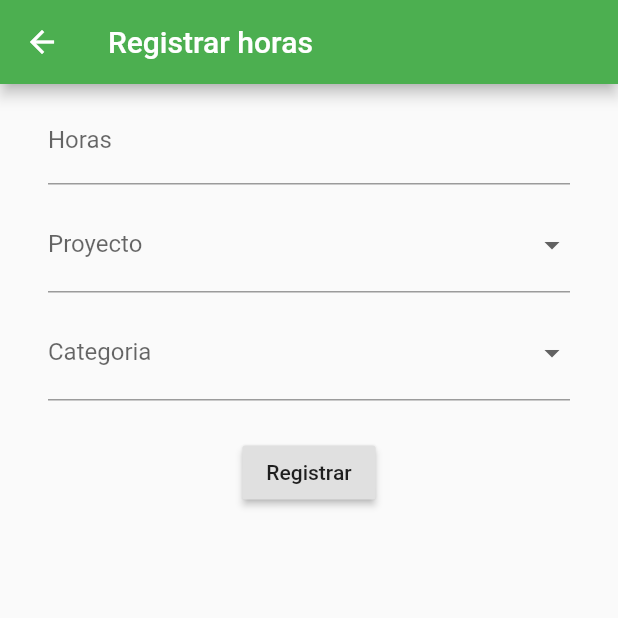
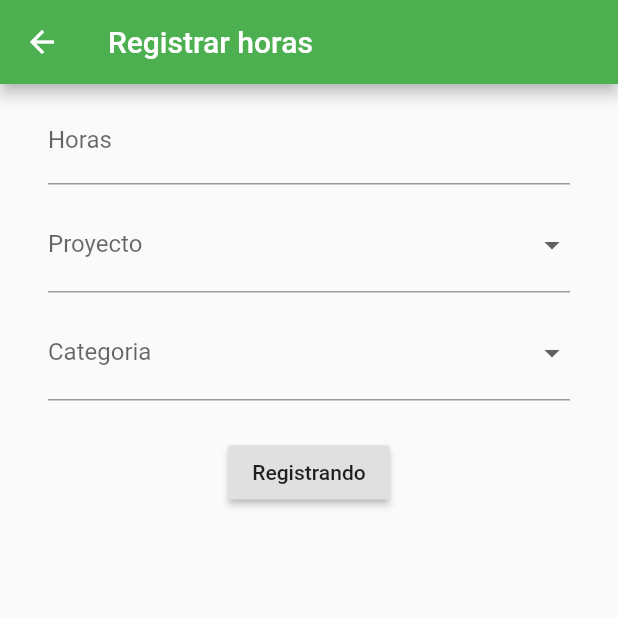
Before and after one commit to goncy/gaia-hours-flutter, a Flutter app: the RegisterScreen screen opened by its route, on a phone screen of 412 x 824 dp, the top half of it. Run offline on Flutter 3.47's test engine with Material 2 defaults, Android fonts, the phone set to English and light mode, and no system bars; our stand-ins replace flutter_secure_storage; accounts and stored records are empty; network calls fail.

Commit message:
Full version

```diff
--- a/lib/hours/context.dart
+++ b/lib/hours/context.dart
@@ -31,8 +31,9 @@ class HoursContext extends ChangeNotifier {
     try {
       isLoading = true;
 
+      notifyListeners();
+
       registries = await _resource.list();
-
       isLoading = false;
 
       notifyListeners();
@@ -45,8 +46,9 @@ class HoursContext extends ChangeNotifier {
   Future add(int hours, int project, int category) async {
     isLoading = true;
 
+    notifyListeners();
+
     registries.add(await _resource.add(_user.id, hours, project, category));
-
     isLoading = false;
 
     notifyListeners();
--- a/lib/hours/screens/register.dart
+++ b/lib/hours/screens/register.dart
@@ -16,20 +16,23 @@ class _RegisterScreenState extends State<RegisterScreen> {
   int _project;
   int _category;
 
-  void _handleSubmit() {
+  void _handleSubmit() async {
     var add = Provider.of<HoursContext>(context, listen: false).add;
 
     if (_form.currentState.validate()) {
       _form.currentState.save();
 
-      add(_hours, _project, _category);
+      await add(_hours, _project, _category);
 
       Navigator.pop(context);
     }
   }
 
   @override
-  Widget build(BuildContext context) => Scaffold(
+  Widget build(BuildContext context) {
+    var isLoading = Provider.of<HoursContext>(context).isLoading;
+
+    return Scaffold(
       appBar: AppBar(
         title: Text('Registrar horas'),
       ),
@@ -134,7 +137,8 @@ class _RegisterScreenState extends State<RegisterScreen> {
                   child: Builder(
                     builder: (context) => RaisedButton(
                       onPressed: _handleSubmit,
-                        child: Text('Registrar'),
+                      child:
+                          isLoading ? Text('Registrando') : Text('Registrar'),
                     ),
                   ),
                 ),
@@ -145,3 +149,4 @@ class _RegisterScreenState extends State<RegisterScreen> {
       ),
     );
   }
+}
--- a/lib/session/context.dart
+++ b/lib/session/context.dart
@@ -20,6 +20,9 @@ class SessionContext extends ChangeNotifier {
   Future login(String username, String password) async {
     try {
       isLoading = true;
+
+      notifyListeners();
+
       user = await _resource.login(username, password);
       isLoading = false;
 
```
Also changed, not shown: lib/session/screens/login.dart (+6 -9 lines). Lines whose indentation alone changed are shown as unchanged.
